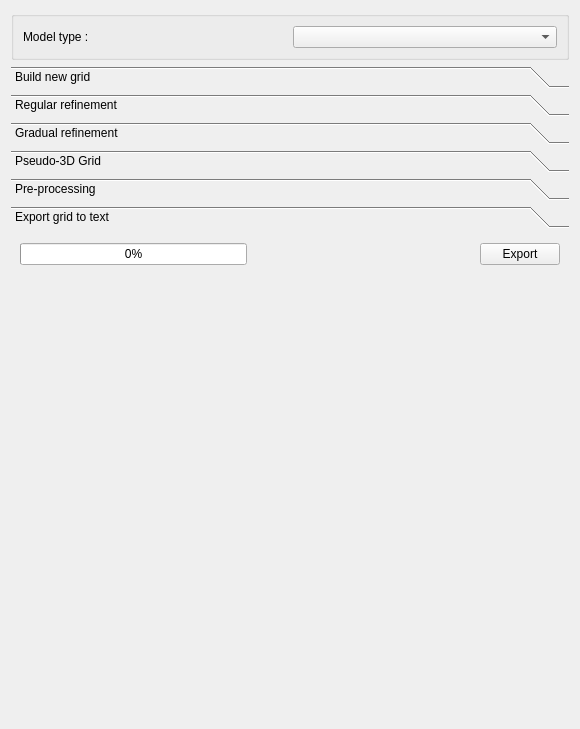
Above: ui_qgridder.ui from apryet/Qgridder before the change. Below: the same form after it.
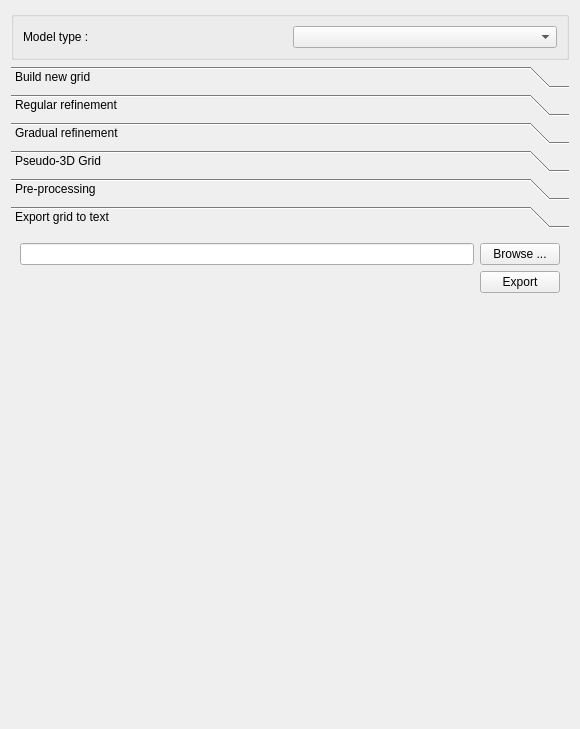
That is the form after the change. The open tabs and pages were chosen to show the change.

Commit message: implemented export geometry to text dialog

```diff
--- a/ui_qgridder.ui
+++ b/ui_qgridder.ui
@@ -894,15 +894,22 @@
        <string>Export grid to text</string>
       </attribute>
       <layout class="QVBoxLayout" name="verticalLayout_5">
+       <item>
+        <layout class="QHBoxLayout" name="horizontalLayout_17">
+         <item>
+          <widget class="QLineEdit" name="textOutTextFileName"/>
+         </item>
+         <item>
+          <widget class="QPushButton" name="buttonBrowseTextFile">
+           <property name="text">
+            <string>Browse ...</string>
+           </property>
+          </widget>
+         </item>
+        </layout>
+       </item>
        <item>
         <layout class="QHBoxLayout" name="horizontalLayout_5">
-         <item>
-          <widget class="QProgressBar" name="progressBarExport">
-           <property name="value">
-            <number>0</number>
-           </property>
-          </widget>
-         </item>
          <item>
           <spacer name="horizontalSpacer_4">
            <property name="orientation">
```
Left out of the diff: 8 changed lines with no effect on the pictures. The commit also changes 2 other files.
